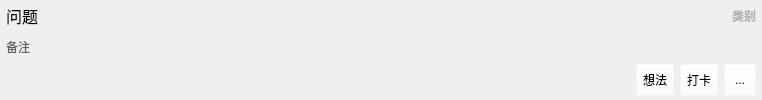
Above: src/widgets/subjectwidget.ui from fengersoft/myreflection before the change. Below: the same form after it.
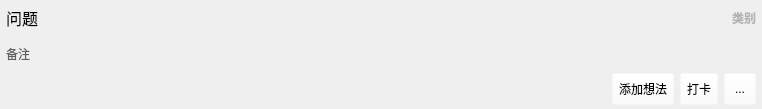
That is the form after the change. Icons and pictures are not drawn.

Diff of the .ui file:
```diff
--- a/src/widgets/subjectwidget.ui
+++ b/src/widgets/subjectwidget.ui
@@ -7,7 +7,7 @@
     <x>0</x>
     <y>0</y>
     <width>762</width>
-    <height>100</height>
+    <height>109</height>
    </rect>
   </property>
   <property name="windowTitle">
@@ -146,6 +146,41 @@
       <property name="bottomMargin">
        <number>0</number>
       </property>
+      <item>
+       <widget class="QLabel" name="lblNumIco">
+        <property name="minimumSize">
+         <size>
+          <width>24</width>
+          <height>24</height>
+         </size>
+        </property>
+        <property name="styleSheet">
+         <string notr="true">image: url(:/res/num.png);</string>
+        </property>
+        <property name="text">
+         <string/>
+        </property>
+       </widget>
+      </item>
+      <item>
+       <widget class="QLabel" name="lblNum">
+        <property name="minimumSize">
+         <size>
+          <width>80</width>
+          <height>0</height>
+         </size>
+        </property>
+        <property name="styleSheet">
+         <string notr="true">color: rgb(197, 197, 197);</string>
+        </property>
+        <property name="text">
+         <string/>
+        </property>
+        <property name="alignment">
+         <set>Qt::AlignLeading|Qt::AlignLeft|Qt::AlignVCenter</set>
+        </property>
+       </widget>
+      </item>
       <item>
        <spacer name="horizontalSpacer_2">
         <property name="orientation">
@@ -168,7 +203,7 @@
          </size>
         </property>
         <property name="text">
-         <string>想法</string>
+         <string>添加想法</string>
         </property>
         <property name="icon">
          <iconset resource="../../app.qrc">
```
